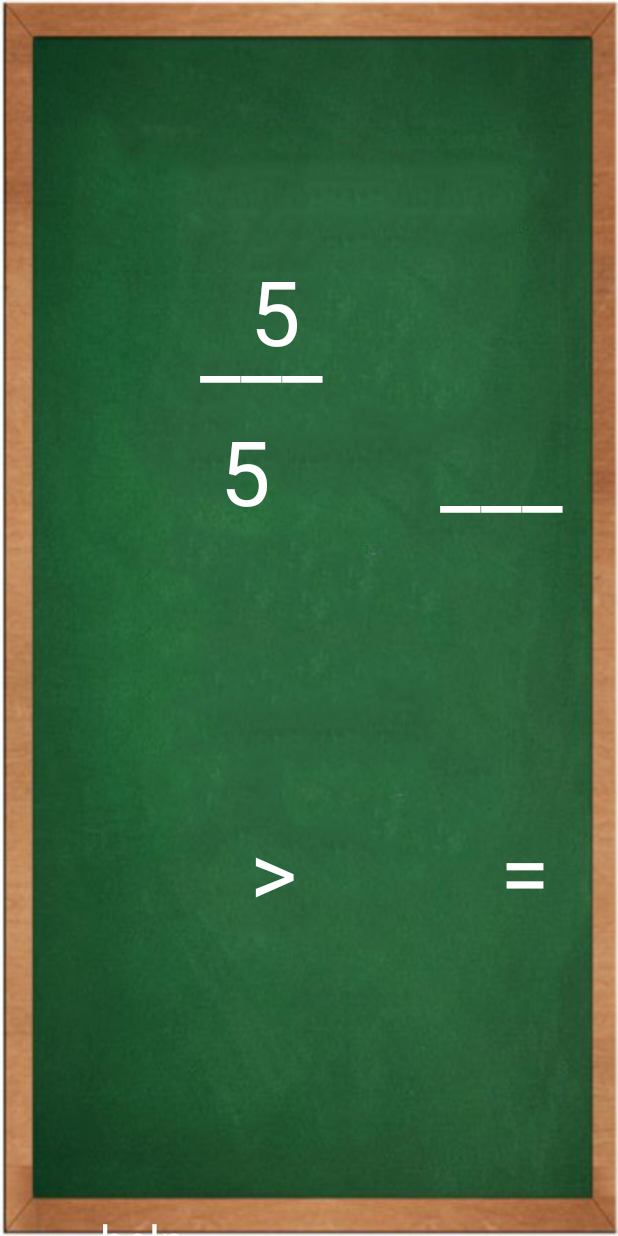
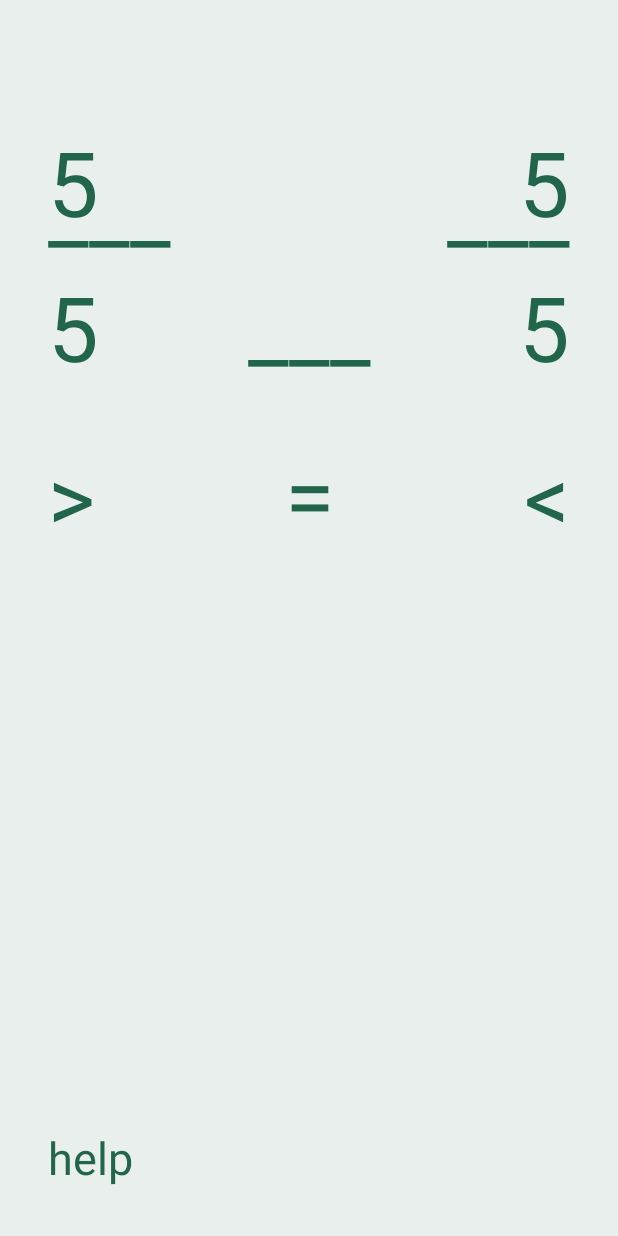
Before and after one commit to laprobacion/MathTutorial, an Android app: the ComparingActivity screen opened directly, with no data from a screen before it, after a tap on "SIMILAR DENOMINATORS", on a phone screen of 412 x 824 dp. Run offline under Robolectric (Android 15) with nearby library versions, the phone set to English and light mode, and no system bars; 3 statements that could not run were skipped.

Commit message:
some designs updated (from relative layout to constraint) imported 2 gifs

```diff
--- a/app/build.gradle
+++ b/app/build.gradle
@@ -5,7 +5,7 @@ android {
     buildToolsVersion "26.0.2"
     defaultConfig {
         applicationId "com.master.math"
-        minSdkVersion 24
+        minSdkVersion 23
         targetSdkVersion 26
         versionCode 1
         versionName "1.0"
--- a/app/src/main/java/com/master/math/activity/ComparingActivity.java
+++ b/app/src/main/java/com/master/math/activity/ComparingActivity.java
@@ -43,7 +43,8 @@ public class ComparingActivity extends AppCompatActivity {
                 lesson1Intent.putExtra(FractionActivity.ACTIVITY_TYPE,FractionActivity.ACTIVITY_LESSON);
                 lesson1Intent.putExtra(FractionActivity.ACTIVITY_LESSON,FractionActivity.LESSON_1);
                 startActivity(lesson1Intent);
-                showGif(0,ComparingActivity.this);
+                showGif(R.drawable.sdstep,ComparingActivity.this);
+                showGif(R.drawable.sdintro,ComparingActivity.this);
             }
         });
     }
--- a/app/src/main/java/com/master/math/activity/FractionActivity.java
+++ b/app/src/main/java/com/master/math/activity/FractionActivity.java
@@ -23,7 +23,7 @@ public class FractionActivity extends AppCompatActivity {
     protected void onCreate(Bundle savedInstanceState) {
         super.onCreate(savedInstanceState);
         requestWindowFeature(Window.FEATURE_NO_TITLE);
-        setContentView(R.layout.activity_fraction);
+        setContentView(R.layout.activity_fraction2);
         String type = getIntent().getStringExtra(ACTIVITY_TYPE);
         if(type.equals(ACTIVITY_LESSON)){
             if(getIntent().getStringExtra(ACTIVITY_LESSON).equals(LESSON_1)){
--- a/app/src/main/java/com/master/math/activity/HelpActivity.java
+++ b/app/src/main/java/com/master/math/activity/HelpActivity.java
@@ -13,7 +13,7 @@ public class HelpActivity extends AppCompatActivity {
     @Override
     protected void onCreate(Bundle savedInstanceState) {
         super.onCreate(savedInstanceState);
-        setContentView(R.layout.activity_help);
+        setContentView(R.layout.activity_help2);
         TextView closeText = (TextView) findViewById(R.id.closeText);
         pl.droidsonroids.gif.GifImageView gif = (pl.droidsonroids.gif.GifImageView) findViewById(R.id.gif);
         int gifID = R.drawable.cat;
--- a/app/src/main/java/com/master/math/activity/util/Util.java
+++ b/app/src/main/java/com/master/math/activity/util/Util.java
@@ -135,19 +135,19 @@ public class Util {
     }
     public static EditText getEditTextWithFont(Activity activity,int id){
         EditText et = (EditText) activity.findViewById(id);
-        et.setTypeface(Typeface.createFromAsset(instanceAsset,"fonts/EraserDust.ttf"));
+        //et.setTypeface(Typeface.createFromAsset(instanceAsset,"fonts/EraserDust.ttf"));
         return et;
     }
     public static TextView getTextViewWithFont(Activity activity,int id){
         TextView tv =(TextView) activity.findViewById(id);
-        tv.setTypeface(Typeface.createFromAsset(instanceAsset,"fonts/EraserDust.ttf"));
-        tv.setTextColor(Color.argb(255, 255, 255, 255));
+        //tv.setTypeface(Typeface.createFromAsset(instanceAsset,"fonts/EraserDust.ttf"));
+        //tv.setTextColor(Color.argb(255, 255, 255, 255));
         return tv;
     }
 
     public static TextView getTextViewWithFont(TextView tv){
-        tv.setTypeface(Typeface.createFromAsset(instanceAsset,"fonts/EraserDust.ttf"));
-        tv.setTextColor(Color.argb(255, 255, 255, 255));
+        //tv.setTypeface(Typeface.createFromAsset(instanceAsset,"fonts/EraserDust.ttf"));
+        //tv.setTextColor(Color.argb(255, 255, 255, 255));
         return tv;
     }
     public static TextView getTextViewWithFontInvisible(Activity activity,int id){
@@ -157,14 +157,14 @@ public class Util {
     }
     public static void showWithText(TextView tv, String txt){
         tv.setText(txt == null ? tv.getText().toString() : txt);
-        tv.setTextColor(Color.argb(255, 255, 255, 255));
+        //tv.setTextColor(Color.argb(255, 255, 255, 255));
         tv.setVisibility(View.VISIBLE);
         tv.setBackground(null);
         tv.invalidate();
     }
     public static void showWithFadedText(TextView tv, String txt){
         tv.setText(txt == null ? tv.getText().toString() : txt);
-        tv.setTextColor(Color.argb(150, 255, 255, 255));
+        //tv.setTextColor(Color.argb(150, 255, 255, 255));
         tv.setVisibility(View.VISIBLE);
         tv.setBackground(null);
         tv.invalidate();
@@ -173,19 +173,19 @@ public class Util {
         SpannableString content = new SpannableString(txt);
         content.setSpan(new UnderlineSpan(), 0, txt.length(), 0);
         tv.setText(content);
-        tv.setTextColor(Color.argb(255, 255, 255, 255));
+        //tv.setTextColor(Color.argb(255, 255, 255, 255));
         tv.setVisibility(View.VISIBLE);
         tv.setBackground(null);
         tv.invalidate();
     }
     public static void showWithBG(TextView tv, Activity activity){
         showWithText(tv,DOUBLE_SPACES);
-        tv.setBackground(activity.getResources().getDrawable(R.drawable.text_bg));
+        //tv.setBackground(activity.getResources().getDrawable(R.drawable.text_bg));
         tv.invalidate();
     }
     public static void showWithTextBG(TextView tv,Activity activity){
         showWithText(tv,tv.getText().toString());
-        tv.setBackground(activity.getResources().getDrawable(R.drawable.text_bg));
+        //tv.setBackground(activity.getResources().getDrawable(R.drawable.text_bg));
         tv.invalidate();
     }
     public static void removeListeners(TextView tv){
--- /dev/null
+++ b/app/src/main/res/layout/activity_fraction2.xml
@@ -0,0 +1,223 @@
+<?xml version="1.0" encoding="utf-8"?>
+<android.support.constraint.ConstraintLayout xmlns:android="http://schemas.android.com/apk/res/android"
+    xmlns:app="http://schemas.android.com/apk/res-auto"
+    xmlns:tools="http://schemas.android.com/tools"
+    android:layout_width="match_parent"
+    android:layout_height="match_parent"
+
+    android:background="@color/colorAccent"
+
+    tools:context="com.master.math.activity.Fraction2Activity">
+
+    <TextView
+        android:id="@+id/multiplyFormula1"
+        android:layout_width="wrap_content"
+        android:layout_height="wrap_content"
+        android:layout_marginStart="8dp"
+        android:layout_marginTop="32dp"
+        android:text="99 x 99 ="
+        android:textSize="30dp"
+        app:layout_constraintStart_toStartOf="parent"
+        app:layout_constraintTop_toTopOf="parent"
+
+        android:textColor="@color/colorPrimaryDark"/>
+
+    <TextView
+        android:id="@+id/multiplyAns1"
+        android:layout_width="wrap_content"
+        android:layout_height="wrap_content"
+        android:layout_marginStart="8dp"
+        android:layout_marginTop="32dp"
+        android:text="99"
+        android:textSize="30dp"
+        app:layout_constraintStart_toEndOf="@+id/multiplyFormula1"
+        app:layout_constraintTop_toTopOf="parent"
+
+        android:textColor="@color/colorPrimaryDark"/>
+
+    <TextView
+        android:id="@+id/num1"
+        android:layout_width="wrap_content"
+        android:layout_height="wrap_content"
+        android:layout_marginStart="32dp"
+        android:layout_marginTop="8dp"
+        android:text="99"
+        android:textSize="60dp"
+        app:layout_constraintStart_toStartOf="parent"
+        app:layout_constraintTop_toBottomOf="@+id/multiplyFormula1"
+
+        android:textColor="@color/colorPrimaryDark"/>
+
+    <TextView
+        android:id="@+id/line1"
+        android:layout_width="wrap_content"
+        android:layout_height="wrap_content"
+        android:layout_marginStart="32dp"
+        android:layout_marginTop="24dp"
+        android:text="___"
+        android:textSize="60dp"
+        app:layout_constraintStart_toStartOf="parent"
+        app:layout_constraintTop_toBottomOf="@+id/multiplyFormula1"
+
+        android:textColor="@color/colorPrimaryDark"/>
+
+    <TextView
+        android:id="@+id/denom1"
+        android:layout_width="wrap_content"
+        android:layout_height="wrap_content"
+        android:layout_marginStart="32dp"
+        android:layout_marginTop="16dp"
+        android:text="99"
+        android:textSize="60dp"
+        app:layout_constraintStart_toStartOf="parent"
+        app:layout_constraintTop_toBottomOf="@+id/num1"
+
+        android:textColor="@color/colorPrimaryDark"/>
+
+    <TextView
+        android:id="@+id/compareLine"
+        android:layout_width="wrap_content"
+        android:layout_height="wrap_content"
+        android:layout_marginEnd="32dp"
+        android:layout_marginStart="32dp"
+        android:layout_marginTop="176dp"
+        android:text="___"
+        android:textSize="60dp"
+        app:layout_constraintEnd_toStartOf="@+id/denom2"
+        app:layout_constraintStart_toEndOf="@+id/denom1"
+        app:layout_constraintTop_toTopOf="parent"
+
+        android:textColor="@color/colorPrimaryDark"/>
+
+    <TextView
+        android:id="@+id/multiplyFormula2"
+        android:layout_width="wrap_content"
+        android:layout_height="wrap_content"
+        android:layout_marginEnd="8dp"
+        android:layout_marginTop="32dp"
+        android:text="99 x 99 ="
+        android:textSize="30dp"
+        app:layout_constraintEnd_toStartOf="@+id/multiplyAns2"
+        app:layout_constraintTop_toTopOf="parent"
+
+        android:textColor="@color/colorPrimaryDark"/>
+
+    <TextView
+        android:id="@+id/multiplyAns2"
+        android:layout_width="wrap_content"
+        android:layout_height="wrap_content"
+        android:layout_marginEnd="8dp"
+        android:layout_marginTop="32dp"
+        android:text="99"
+        android:textSize="30dp"
+        app:layout_constraintEnd_toEndOf="parent"
+        app:layout_constraintTop_toTopOf="parent"
+
+        android:textColor="@color/colorPrimaryDark"/>
+
+    <TextView
+        android:id="@+id/num2"
+        android:layout_width="wrap_content"
+        android:layout_height="wrap_content"
+        android:layout_marginEnd="32dp"
+        android:layout_marginTop="8dp"
+        android:text="99"
+        android:textSize="60dp"
+        app:layout_constraintEnd_toEndOf="parent"
+        app:layout_constraintTop_toBottomOf="@+id/multiplyFormula2"
+
+        android:textColor="@color/colorPrimaryDark"/>
+
+    <TextView
+        android:id="@+id/line2"
+        android:layout_width="wrap_content"
+        android:layout_height="wrap_content"
+        android:layout_marginEnd="32dp"
+        android:layout_marginTop="24dp"
+        android:text="___"
+        android:textSize="60dp"
+        app:layout_constraintEnd_toEndOf="parent"
+        app:layout_constraintTop_toBottomOf="@+id/multiplyFormula2"
+
+        android:textColor="@color/colorPrimaryDark"/>
+
+    <TextView
+        android:id="@+id/denom2"
+        android:layout_width="wrap_content"
+        android:layout_height="wrap_content"
+        android:layout_marginEnd="32dp"
+        android:layout_marginTop="16dp"
+        android:text="99"
+        android:textSize="60dp"
+        app:layout_constraintEnd_toEndOf="parent"
+        app:layout_constraintTop_toBottomOf="@+id/num2"
+
+        android:textColor="@color/colorPrimaryDark"/>
+
+    <TextView
+        android:id="@+id/greaterSign"
+        android:layout_width="wrap_content"
+        android:layout_height="wrap_content"
+        android:layout_marginStart="32dp"
+        android:layout_marginTop="32dp"
+        android:text=">"
+        android:textSize="60dp"
+        app:layout_constraintStart_toStartOf="parent"
+        app:layout_constraintTop_toBottomOf="@+id/denom1"
+
+        android:textColor="@color/colorPrimaryDark"/>
+
+    <TextView
+        android:id="@+id/equalSign"
+        android:layout_width="wrap_content"
+        android:layout_height="wrap_content"
+        android:layout_marginEnd="8dp"
+        android:layout_marginStart="8dp"
+        android:layout_marginTop="32dp"
+        android:text="="
+        android:textSize="60dp"
+        app:layout_constraintEnd_toStartOf="@+id/lessSign"
+        app:layout_constraintStart_toEndOf="@+id/greaterSign"
+        app:layout_constraintTop_toBottomOf="@+id/compareLine"
+
+        android:textColor="@color/colorPrimaryDark"/>
+
+    <TextView
+        android:id="@+id/lessSign"
+        android:layout_width="wrap_content"
+        android:layout_height="wrap_content"
+        android:layout_marginEnd="32dp"
+        android:layout_marginTop="32dp"
+        android:text="&lt;"
+        android:textSize="60dp"
+        app:layout_constraintEnd_toEndOf="parent"
+        app:layout_constraintTop_toBottomOf="@+id/denom2"
+
+        android:textColor="@color/colorPrimaryDark"/>
+
+    <TextView
+        android:id="@+id/help"
+        android:layout_width="wrap_content"
+        android:layout_height="wrap_content"
+        android:layout_marginBottom="32dp"
+        android:layout_marginStart="32dp"
+        android:text="help"
+        android:textSize="30dp"
+        app:layout_constraintBottom_toBottomOf="parent"
+        app:layout_constraintStart_toStartOf="parent"
+
+        android:textColor="@color/colorPrimaryDark"/>
+
+    <TextView
+        android:id="@+id/skip"
+        android:layout_width="wrap_content"
+        android:layout_height="wrap_content"
+        android:layout_marginBottom="32dp"
+        android:layout_marginEnd="32dp"
+        android:text="skip"
+        android:textSize="30dp"
+        app:layout_constraintBottom_toBottomOf="parent"
+        app:layout_constraintEnd_toEndOf="parent"
+
+        android:textColor="@color/colorPrimaryDark"/>
+</android.support.constraint.ConstraintLayout>
```
Also changed, not shown: app/src/main/AndroidManifest.xml (+10 -8 lines), app/src/main/java/com/master/math/activity/Form2Activity.java (added, +15 -0 lines), app/src/main/java/com/master/math/activity/FormActivity.java (+5 -5 lines), app/src/main/java/com/master/math/activity/Fraction2Activity.java (added, +40 -0 lines), app/src/main/java/com/master/math/activity/fraction/CompareFractionProcessor.java (+6 -4 lines), app/src/main/res/layout/activity_form2.xml (added, +72 -0 lines), app/src/main/res/drawable/sdintro.gif (added), 38 other files.
